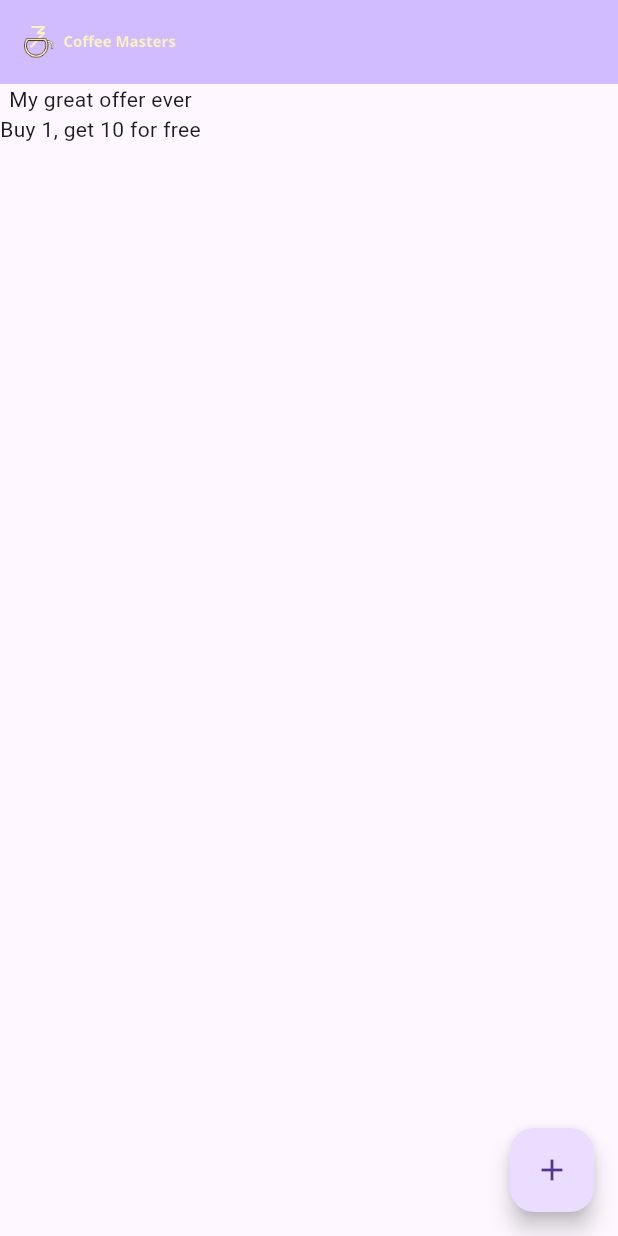
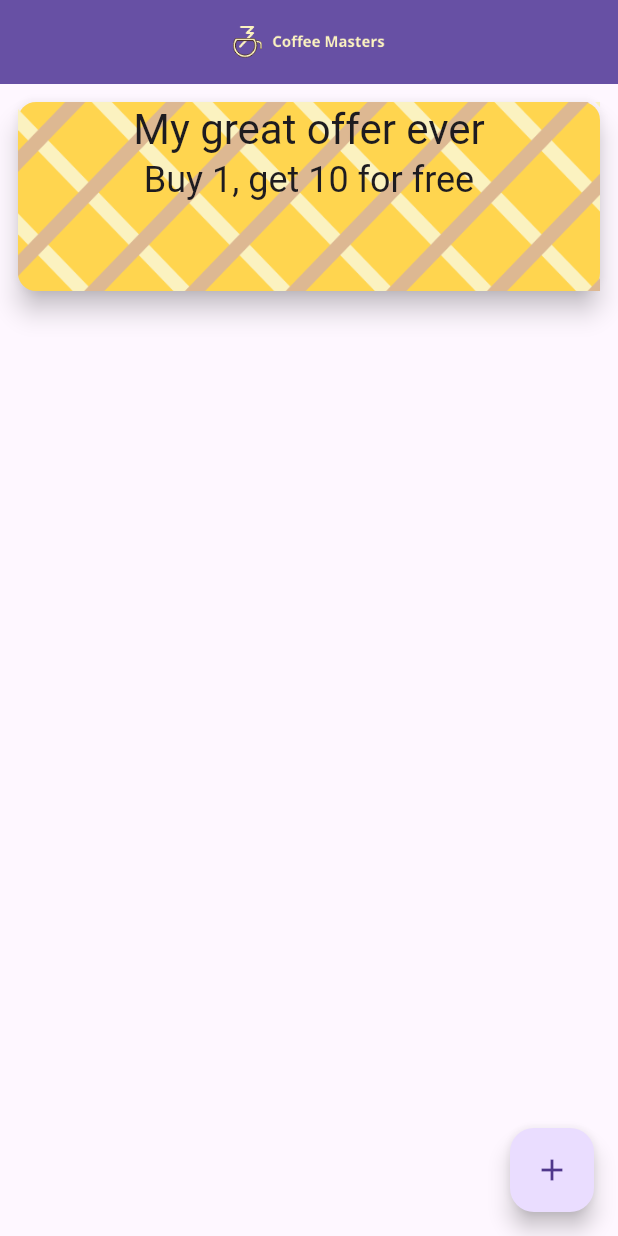
Before and after one commit to Alina-02/coffee_masters, a Flutter app: the screen it shows after launch, on a phone screen of 412 x 824 dp. Run offline on Flutter 3.47's test engine with Material 3 defaults, Android fonts, the phone set to English and light mode, and no system bars.

Commit message:
add thins to offers page

```diff
--- a/lib/offerspage.dart
+++ b/lib/offerspage.dart
@@ -19,6 +19,39 @@ class Offer extends StatelessWidget {
 
   @override
   Widget build(BuildContext context) {
-    return Column(children: [Text(title), Text(description)]);
+    return SizedBox(
+      height: 150,
+      child: Padding(
+        padding: const EdgeInsets.all(8.0),
+        child: Card(
+          color: Colors.amber.shade300,
+          elevation: 7,
+          child: Container(
+            decoration: BoxDecoration(
+              image: DecorationImage(
+                fit: BoxFit.cover,
+                image: AssetImage("images/background.png"),
+              ),
+            ),
+            child: Column(
+              children: [
+                Center(
+                  child: Text(
+                    title,
+                    style: Theme.of(context).textTheme.headlineMedium,
+                  ),
+                ),
+                Center(
+                  child: Text(
+                    description,
+                    style: Theme.of(context).textTheme.headlineSmall,
+                  ),
+                ),
+              ],
+            ),
+          ),
+        ),
+      ),
+    );
   }
 }
```
Also changed, not shown: lib/main.dart (+2 -35 lines).
